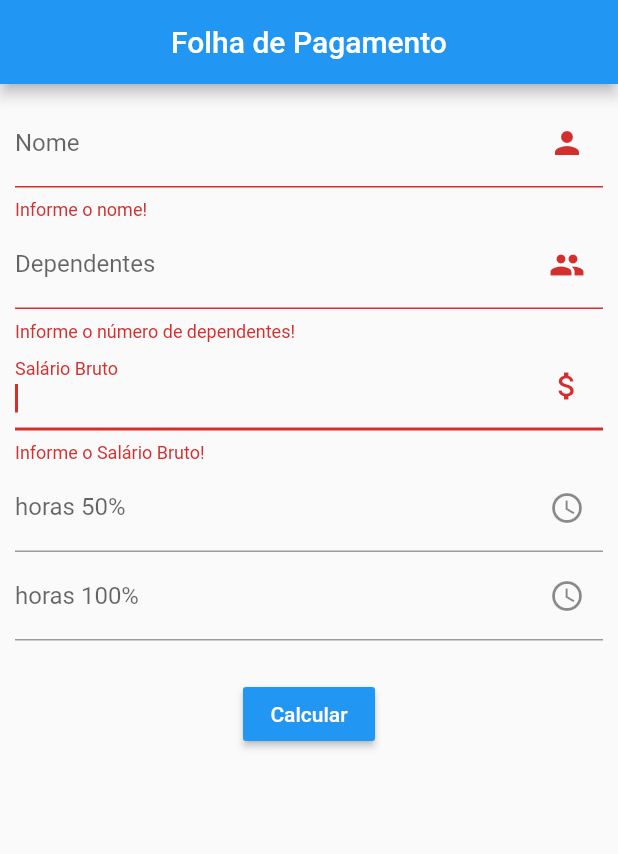
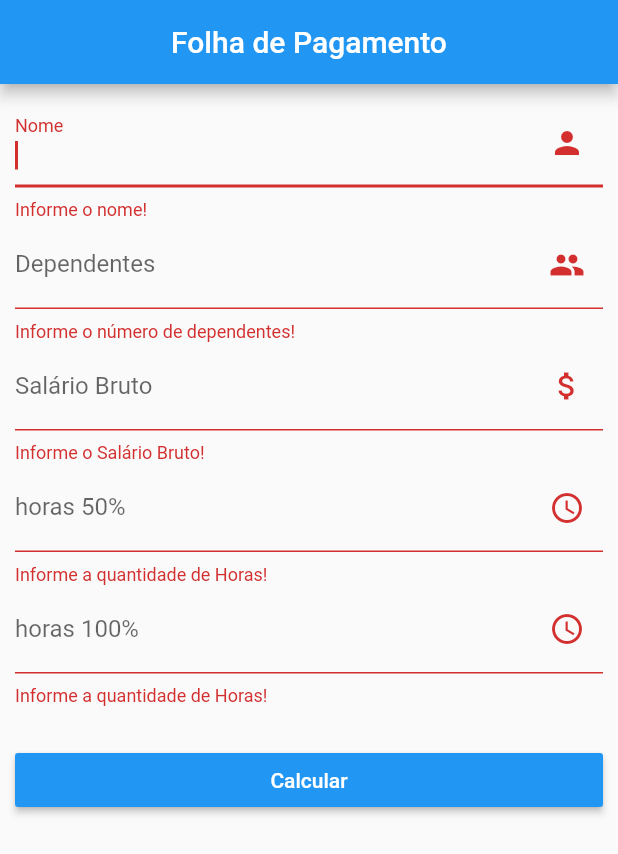
Before and after one commit to mateusconrad/Prova-1-LP3, a Flutter app: the screen it shows after launch, after a tap on "Calcular", on a phone screen of 412 x 824 dp. Shown: the top 854 px of the screen. Run offline on Flutter 3.47's test engine with Material 2 defaults, Android fonts, the phone set to English and light mode, and no system bars.

Commit message:
validando campos de horas

```diff
--- a/lib/main.dart
+++ b/lib/main.dart
@@ -43,6 +43,7 @@ class _HomeState extends State<Home> {
         child: Form(
           key: formkey,
           child: Column(
+            crossAxisAlignment: CrossAxisAlignment.stretch,
             children: <Widget>[
               fieldNome(context), //nome
               fieldDependentes(context), // numero dependenets
@@ -127,6 +128,14 @@ class _HomeState extends State<Home> {
               focusNode: focusHoras50,
             //  autofocus: true,
               controller: horas50,
+              validator: (valor){
+                if (valor.isEmpty) {
+                  FocusScope.of(context).requestFocus(focusNome);
+                  return "Informe a quantidade de Horas!";
+                } else {
+                  return null;
+                }
+              },
               keyboardType: TextInputType.number,
               decoration: InputDecoration(
                   labelText: "horas 50%",
@@ -140,6 +149,15 @@ class _HomeState extends State<Home> {
       focusNode: focusHoras100,
       //autofocus: true,
       controller: horas100,
+      validator: (valor){
+        if (valor.isEmpty) {
+          FocusScope.of(context).requestFocus(focusNome);
+          return "Informe a quantidade de Horas!";
+        } else {
+          return null;
+        }
+      },
+
       keyboardType: TextInputType.number,
       decoration: InputDecoration(
           labelText: "horas 100%",
```
Also changed, not shown: lib/mostraSalario.dart (+8 -2 lines).
